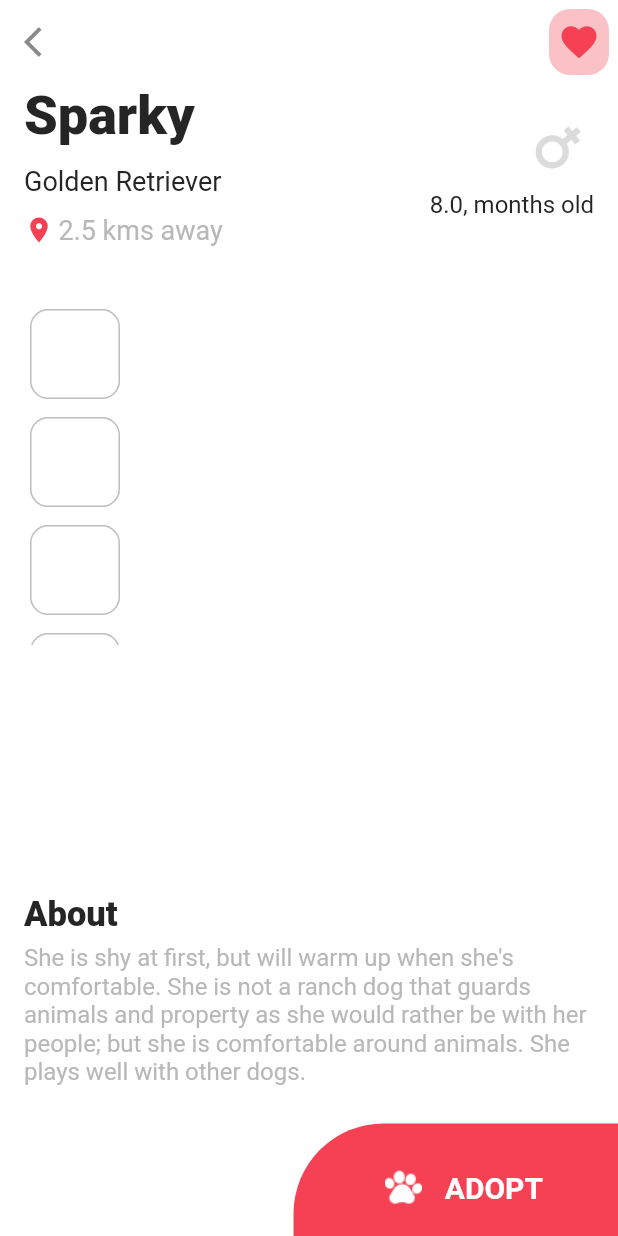
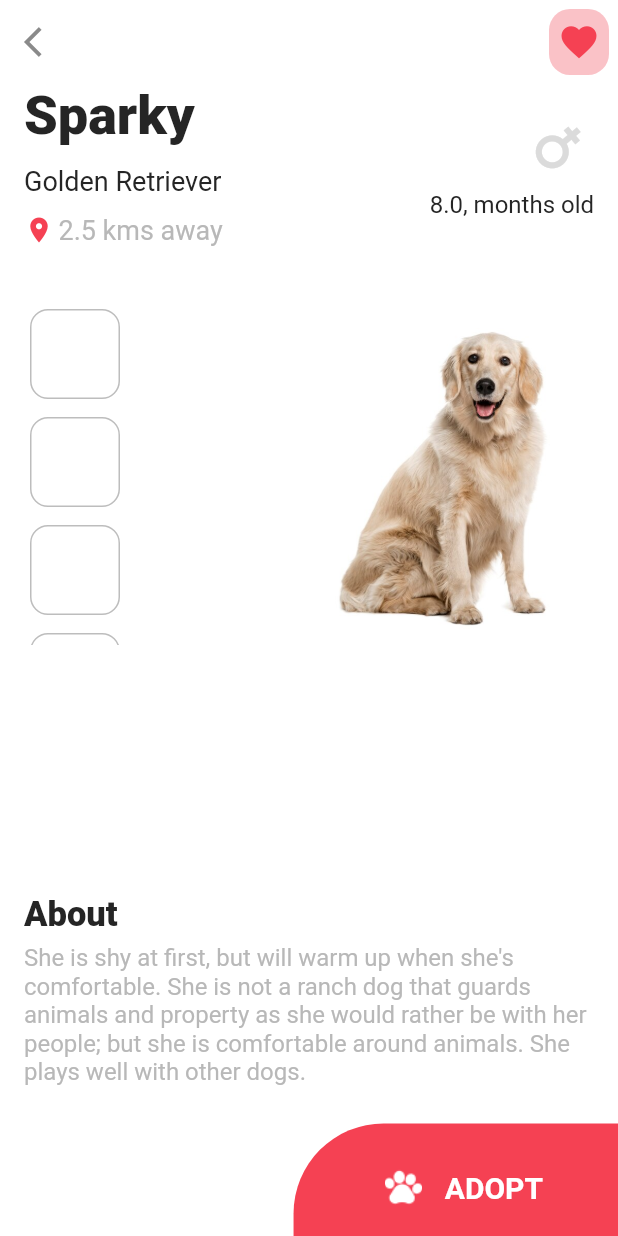
Before and after one commit to feliper2002/pet-app, a Flutter app: the screen it shows after launch, after a tap on "Sparky", on a phone screen of 412 x 824 dp. Run offline on Flutter 3.47's test engine with Material 2 defaults, Android fonts, the phone set to English and light mode, and no system bars.

```diff
--- a/lib/view/home/controllers/home_controller.dart
+++ b/lib/view/home/controllers/home_controller.dart
@@ -35,6 +35,8 @@ class HomeController {
       distance: 2.5,
       petDistanceType: PetDistanceType.km,
       favorite: true,
+      photoPath: 'assets/images/golden.jpg',
+      mainPhoto: 'assets/images/golden_main.jpg',
     ),
     Pet(
       name: 'Charlie',
@@ -45,6 +47,8 @@ class HomeController {
       distance: 2.6,
       petDistanceType: PetDistanceType.km,
       favorite: true,
+      photoPath: 'assets/images/terrier.jpg',
+      mainPhoto: 'assets/images/terrier_main.jpg',
     ),
     Pet(
       name: 'Max',
@@ -55,6 +59,8 @@ class HomeController {
       distance: 2.9,
       petDistanceType: PetDistanceType.km,
       favorite: false,
+      photoPath: 'assets/images/husky.jpg',
+      mainPhoto: 'assets/images/husky_main.png',
     ),
     Pet(
       name: 'Daisy',
@@ -65,6 +71,8 @@ class HomeController {
       distance: 3.1,
       petDistanceType: PetDistanceType.km,
       favorite: false,
+      photoPath: 'assets/images/maltese.jpg',
+      mainPhoto: 'assets/images/maltese_main.jpg',
     ),
   ];
 
--- a/lib/view/home/widgets/pet_card.dart
+++ b/lib/view/home/widgets/pet_card.dart
@@ -39,7 +39,10 @@ class PetCard extends StatelessWidget {
                     borderRadius: BorderRadius.circular(12),
                     image: pet.photoPath != null
                         ? DecorationImage(
-                            image: Image.asset(pet.photoPath!).image,
+                            fit: BoxFit.fill,
+                            image: Image.asset(
+                              pet.photoPath!,
+                            ).image,
                           )
                         : null,
                   ),
--- a/lib/view/models/pet.dart
+++ b/lib/view/models/pet.dart
@@ -12,6 +12,7 @@ class Pet {
   final double? distance;
   final PetDistanceType? petDistanceType;
   final String? photoPath;
+  final String? mainPhoto;
   final bool? favorite;
   Pet({
     this.name,
@@ -24,6 +25,7 @@ class Pet {
     this.distance,
     this.petDistanceType,
     this.photoPath,
+    this.mainPhoto,
     this.favorite = false,
   });
 }
--- a/lib/view/pet/pet.page.dart
+++ b/lib/view/pet/pet.page.dart
@@ -64,9 +64,14 @@ class PetPage extends StatelessWidget {
           Container(
             margin: const EdgeInsets.only(left: 20, top: 36),
             child: Row(
-              children: const [
-                SmallPetPictureList(),
-                Spacer(),
+              children: [
+                const SmallPetPictureList(),
+                const Spacer(),
+                Image.asset(
+                  pet.mainPhoto!,
+                  height: 215,
+                  width: 215,
+                ),
               ],
             ),
           ),
```
Also changed, not shown: assets/images/golden.jpg (added), assets/images/golden_main.jpg (added), assets/images/husky.jpg (added), assets/images/husky_main.png (added), assets/images/maltese.jpg (added), assets/images/maltese_main.jpg (added), assets/images/terrier.jpg (added), assets/images/terrier_main.jpg (added).
